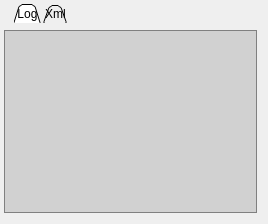
Before: the Qt Designer form branches/macjariel/src/client/logwidget.ui in kubos741/kbang, drawn with Qt 5.
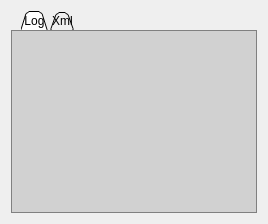
After: the same form once the commit is applied.

Patch:
```diff
--- a/branches/macjariel/src/client/logwidget.ui
+++ b/branches/macjariel/src/client/logwidget.ui
@@ -28,8 +28,10 @@
 QTabWidget::pane {
 	background: rgba(0, 0, 0, 0);
 	border: 0;
-	position: absolute;
-	top: 7px;
+    /*
+    position: absolute;
+    top: 7px;
+    */
 }
 QTabWidget::tab-bar {
 	left: 10px;
@@ -104,12 +106,6 @@
 </string>
   </property>
   <layout class="QHBoxLayout" name="horizontalLayout">
-   <property name="leftMargin">
-    <number>4</number>
-   </property>
-   <property name="topMargin">
-    <number>4</number>
-   </property>
    <item>
     <widget class="QTabWidget" name="mp_tabWidget">
      <property name="focusPolicy">
```
